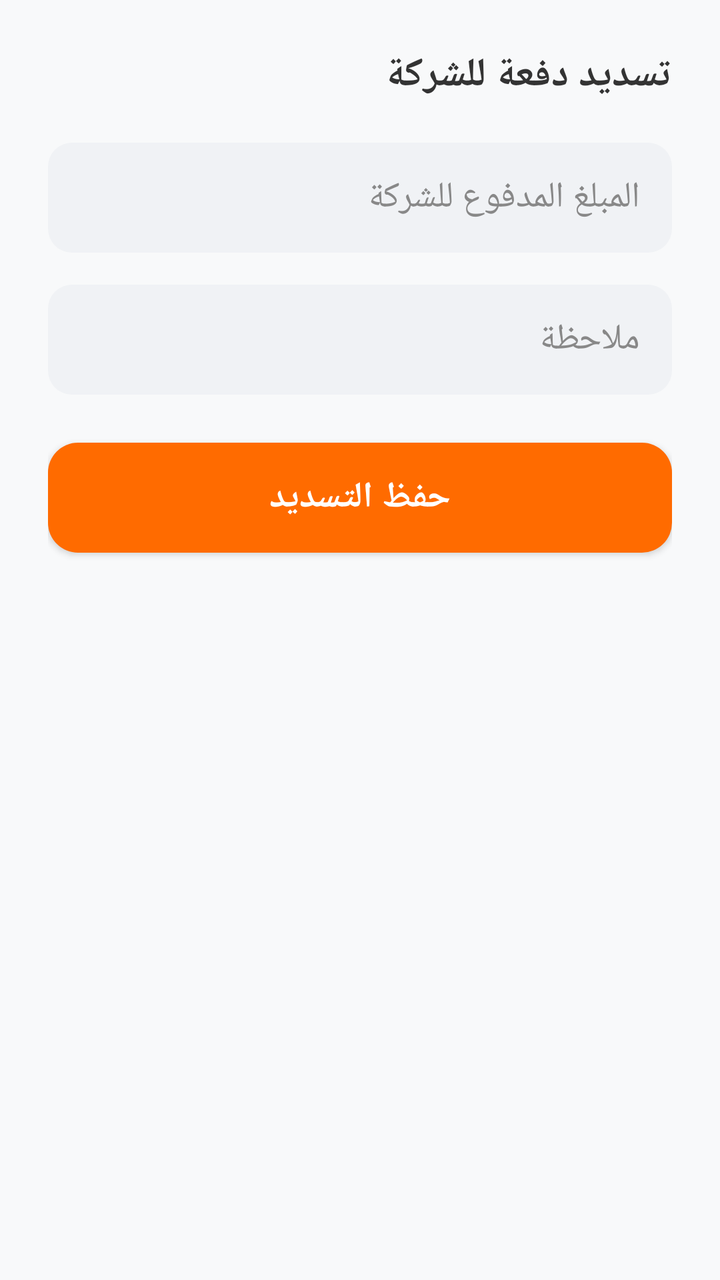
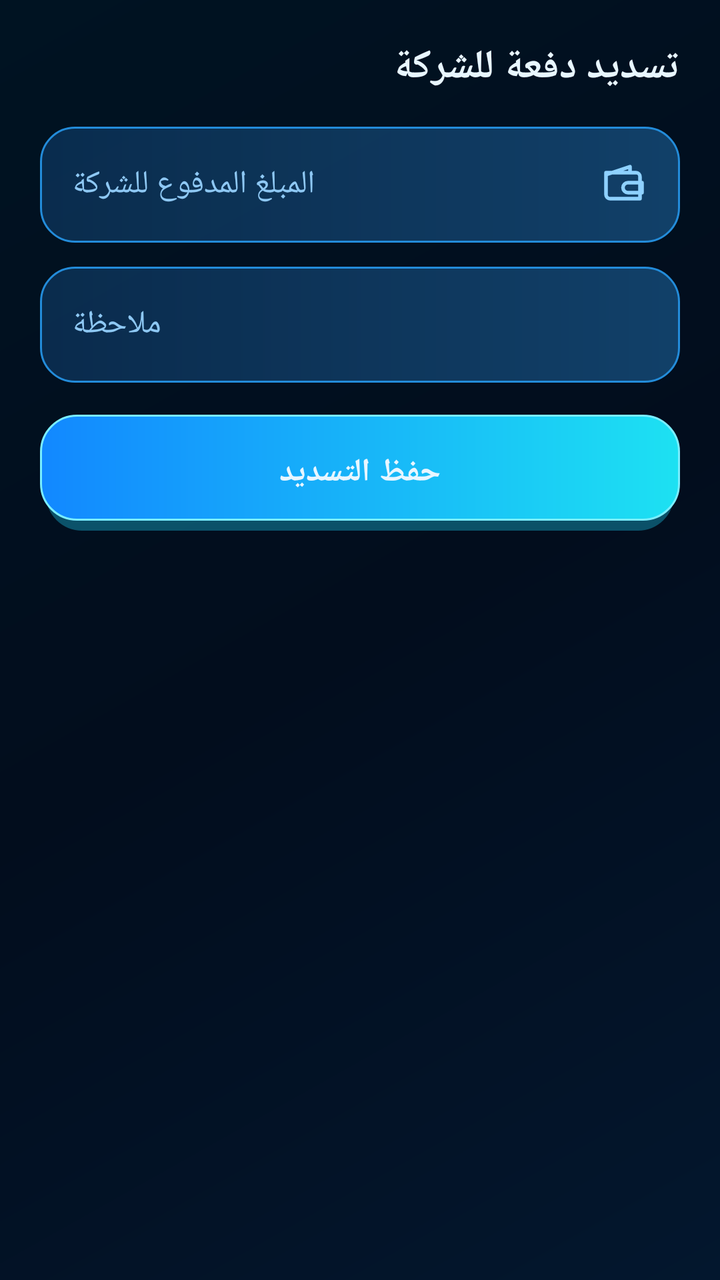

Screens rendered from an Android XML layout before and after an edit, with the pre-edit source and the edit as a unified diff.
<!-- AndroidManifest.xml: application theme Theme.TransferApp -->
<!-- res/layout/dialog_company_payment.xml -->
﻿<?xml version="1.0" encoding="utf-8"?><LinearLayout xmlns:android="http://schemas.android.com/apk/res/android" android:layout_width="match_parent" android:layout_height="wrap_content" android:orientation="vertical" android:layoutDirection="rtl" android:padding="24dp" android:background="@color/colorBackground"><TextView android:id="@+id/tv_payment_title" android:layout_width="wrap_content" android:layout_height="wrap_content" android:text="تسديد دفعة للشركة" android:textSize="20sp" android:textStyle="bold" android:textColor="@color/colorTextPrimary" android:layout_marginBottom="20dp"/><EditText android:id="@+id/input_payment_amount" android:layout_width="match_parent" android:layout_height="55dp" android:background="@drawable/bg_input_gray" android:inputType="number" android:hint="المبلغ المدفوع للشركة" android:paddingStart="16dp" android:paddingEnd="16dp" android:textColor="@color/colorSuccess" android:textColorHint="@color/colorHint" android:layout_marginBottom="16dp"/><EditText android:id="@+id/input_payment_note" android:layout_width="match_parent" android:layout_height="55dp" android:background="@drawable/bg_input_gray" android:hint="ملاحظة" android:paddingStart="16dp" android:paddingEnd="16dp" android:textColor="@color/colorTextPrimary" android:textColorHint="@color/colorHint" android:layout_marginBottom="24dp"/><androidx.appcompat.widget.AppCompatButton android:id="@+id/btn_save_payment" android:layout_width="match_parent" android:layout_height="55dp" android:text="حفظ التسديد" android:textSize="18sp" android:textStyle="bold" android:background="@drawable/bg_rounded_orange" android:textColor="@color/colorTextOnPrimary" /></LinearLayout>
<!-- resources referenced by this layout -->
<resources>
  <color name="colorBackground">#F8F9FA</color>
  <color name="colorHint">#888888</color>
  <color name="colorSuccess">#388E3C</color>
  <color name="colorTextOnPrimary">#FFFFFF</color>
  <color name="colorTextPrimary">#333333</color>
  <!-- drawable bg_input_gray (drawable) -->
  ﻿<?xml version="1.0" encoding="utf-8"?><shape xmlns:android="http://schemas.android.com/apk/res/android" android:shape="rectangle"><solid android:color="@color/colorInput" /><corners android:radius="12dp" /></shape>
  <!-- drawable bg_rounded_orange (drawable) -->
  ﻿<?xml version="1.0" encoding="utf-8"?><shape xmlns:android="http://schemas.android.com/apk/res/android" android:shape="rectangle"><solid android:color="@color/colorPrimary" /><corners android:radius="15dp" /></shape>
  <style name="Theme.TransferApp" parent="Theme.AppCompat.DayNight.NoActionBar">
          <item name="colorPrimary">@color/colorPrimary</item>
          <item name="colorPrimaryDark">@color/colorPrimaryDark</item>
          <item name="colorAccent">@color/cyan</item>
          <item name="colorControlActivated">@color/cyan</item>
          <item name="android:statusBarColor">@color/background</item>
          <item name="android:navigationBarColor">@color/background</item>
          <item name="android:windowLightStatusBar">false</item>
          <item name="android:windowLightNavigationBar">false</item>
      </style>
  <color name="colorInput">#F0F2F5</color>
  <color name="colorPrimary">#FF6B00</color>
  <color name="colorPrimaryDark">#E65100</color>
  <!-- unchanged entries left out for length: 2 -->
</resources>

<!-- the commit's change to res/layout/dialog_company_payment.xml (unified diff, before → after) -->
@@ -1 +1,38 @@
-﻿<?xml version="1.0" encoding="utf-8"?><LinearLayout xmlns:android="http://schemas.android.com/apk/res/android" android:layout_width="match_parent" android:layout_height="wrap_content" android:orientation="vertical" android:layoutDirection="rtl" android:padding="24dp" android:background="@color/colorBackground"><TextView android:id="@+id/tv_payment_title" android:layout_width="wrap_content" android:layout_height="wrap_content" android:text="تسديد دفعة للشركة" android:textSize="20sp" android:textStyle="bold" android:textColor="@color/colorTextPrimary" android:layout_marginBottom="20dp"/><EditText android:id="@+id/input_payment_amount" android:layout_width="match_parent" android:layout_height="55dp" android:background="@drawable/bg_input_gray" android:inputType="number" android:hint="المبلغ المدفوع للشركة" android:paddingStart="16dp" android:paddingEnd="16dp" android:textColor="@color/colorSuccess" android:textColorHint="@color/colorHint" android:layout_marginBottom="16dp"/><EditText android:id="@+id/input_payment_note" android:layout_width="match_parent" android:layout_height="55dp" android:background="@drawable/bg_input_gray" android:hint="ملاحظة" android:paddingStart="16dp" android:paddingEnd="16dp" android:textColor="@color/colorTextPrimary" android:textColorHint="@color/colorHint" android:layout_marginBottom="24dp"/><androidx.appcompat.widget.AppCompatButton android:id="@+id/btn_save_payment" android:layout_width="match_parent" android:layout_height="55dp" android:text="حفظ التسديد" android:textSize="18sp" android:textStyle="bold" android:background="@drawable/bg_rounded_orange" android:textColor="@color/colorTextOnPrimary" /></LinearLayout>
+﻿<?xml version="1.0" encoding="utf-8"?>
+<LinearLayout xmlns:android="http://schemas.android.com/apk/res/android"
+    android:layout_width="match_parent"
+    android:layout_height="wrap_content"
+    android:background="@android:color/transparent"
+    android:layoutDirection="rtl"
+    android:orientation="vertical"
+    android:padding="20dp">
+
+    <TextView
+        android:id="@+id/tv_payment_title"
+        style="@style/DialogTitle"
+        android:layout_width="match_parent"
+        android:layout_height="wrap_content"
+        android:text="تسديد دفعة للشركة" />
+
+    <EditText
+        android:id="@+id/input_payment_amount"
+        style="@style/AppField"
+        android:layout_width="match_parent"
+        android:layout_marginBottom="12dp"
+        android:drawableStart="@drawable/ic_wallet"
+        android:hint="المبلغ المدفوع للشركة"
+        android:inputType="number" />
+
+    <EditText
+        android:id="@+id/input_payment_note"
+        style="@style/AppField"
+        android:layout_width="match_parent"
+        android:layout_marginBottom="16dp"
+        android:hint="ملاحظة" />
+
+    <androidx.appcompat.widget.AppCompatButton
+        android:id="@+id/btn_save_payment"
+        style="@style/AppButton.Primary"
+        android:layout_width="match_parent"
+        android:text="حفظ التسديد" />
+</LinearLayout>
<!-- resource entries referenced after the edit -->
@@ -1,14 +1,40 @@
 <!-- resources referenced by this layout -->
 <resources>
-  <color name="colorBackground">#F8F9FA</color>
-  <color name="colorHint">#888888</color>
-  <color name="colorSuccess">#388E3C</color>
-  <color name="colorTextOnPrimary">#FFFFFF</color>
-  <color name="colorTextPrimary">#333333</color>
-  <!-- drawable bg_input_gray (drawable) -->
-  ﻿<?xml version="1.0" encoding="utf-8"?><shape xmlns:android="http://schemas.android.com/apk/res/android" android:shape="rectangle"><solid android:color="@color/colorInput" /><corners android:radius="12dp" /></shape>
-  <!-- drawable bg_rounded_orange (drawable) -->
-  ﻿<?xml version="1.0" encoding="utf-8"?><shape xmlns:android="http://schemas.android.com/apk/res/android" android:shape="rectangle"><solid android:color="@color/colorPrimary" /><corners android:radius="15dp" /></shape>
+  <!-- drawable ic_wallet (drawable) -->
+  <?xml version="1.0" encoding="utf-8"?>
+  <vector xmlns:android="http://schemas.android.com/apk/res/android"
+      android:width="24dp"
+      android:height="24dp"
+      android:viewportWidth="24"
+      android:viewportHeight="24">
+      <path
+          android:fillColor="@android:color/transparent"
+          android:strokeColor="#8ED1FF"
+          android:strokeWidth="1.8"
+          android:strokeLineJoin="round"
+          android:pathData="M3,6h15a2,2 0,0 1,2 2v11H5a2,2 0,0 1,-2 -2zM3,7l12,-4v3M14,11h7v5h-7a2.5,2.5 0,0 1,0 -5z" />
+  </vector>
+  <style name="AppButton.Primary">
+          <item name="android:background">@drawable/bg_button_primary</item>
+      </style>
+  <style name="AppField">
+          <item name="android:layout_height">58dp</item>
+          <item name="android:background">@drawable/bg_field</item>
+          <item name="android:textColor">@color/text_primary</item>
+          <item name="android:textColorHint">@color/text_secondary</item>
+          <item name="android:textSize">16sp</item>
+          <item name="android:paddingStart">16dp</item>
+          <item name="android:paddingEnd">16dp</item>
+          <item name="android:drawablePadding">12dp</item>
+          <item name="android:gravity">center_vertical|end</item>
+          <item name="android:textDirection">rtl</item>
+      </style>
+  <style name="DialogTitle">
+          <item name="android:textColor">@color/text_primary</item>
+          <item name="android:textSize">20sp</item>
+          <item name="android:textStyle">bold</item>
+          <item name="android:layout_marginBottom">16dp</item>
+      </style>
   <style name="Theme.TransferApp" parent="Theme.AppCompat.DayNight.NoActionBar">
           <item name="colorPrimary">@color/colorPrimary</item>
           <item name="colorPrimaryDark">@color/colorPrimaryDark</item>
@@ -18,10 +44,91 @@
           <item name="android:navigationBarColor">@color/background</item>
           <item name="android:windowLightStatusBar">false</item>
           <item name="android:windowLightNavigationBar">false</item>
+          <item name="android:windowBackground">@drawable/bg_screen</item>
+          <item name="alertDialogTheme">@style/Theme.TransferApp.Dialog</item>
+          <item name="android:alertDialogTheme">@style/Theme.TransferApp.Dialog</item>
       </style>
-  <color name="colorInput">#F0F2F5</color>
-  <color name="colorPrimary">#FF6B00</color>
-  <color name="colorPrimaryDark">#E65100</color>
+  <!-- drawable bg_button_primary (drawable) -->
+  <?xml version="1.0" encoding="utf-8"?>
+  <layer-list xmlns:android="http://schemas.android.com/apk/res/android">
+      <item
+          android:left="3dp"
+          android:top="5dp"
+          android:right="3dp">
+          <shape android:shape="rectangle">
+              <corners android:radius="18dp" />
+              <solid android:color="#5520D8FF" />
+          </shape>
+      </item>
+      <item android:bottom="5dp">
+          <shape android:shape="rectangle">
+              <corners android:radius="18dp" />
+              <gradient
+                  android:angle="0"
+                  android:startColor="#1288FF"
+                  android:endColor="#1DE1F2" />
+              <stroke
+                  android:width="1dp"
+                  android:color="#7AEEFF" />
+          </shape>
+      </item>
+  </layer-list>
+  <!-- drawable bg_field (drawable) -->
+  <?xml version="1.0" encoding="utf-8"?>
+  <shape xmlns:android="http://schemas.android.com/apk/res/android"
+      android:shape="rectangle">
+      <corners android:radius="17dp" />
+      <gradient
+          android:angle="0"
+          android:startColor="#CF0B3157"
+          android:endColor="#D0144B79" />
+      <stroke
+          android:width="1dp"
+          android:color="#238CDA" />
+  </shape>
+  <color name="text_primary">#E8F6FF</color>
+  <color name="text_secondary">#8EC8F4</color>
+  <color name="colorPrimary">#20D8FF</color>
+  <color name="colorPrimaryDark">#128BFF</color>
+  <!-- drawable bg_screen (drawable) -->
+  <?xml version="1.0" encoding="utf-8"?>
+  <shape xmlns:android="http://schemas.android.com/apk/res/android"
+      android:shape="rectangle">
+      <gradient
+          android:angle="135"
+          android:startColor="#03172E"
+          android:centerColor="#020D1D"
+          android:endColor="#001322" />
+  </shape>
+  <style name="Theme.TransferApp.Dialog" parent="Theme.AppCompat.Dialog.Alert">
+          <item name="android:windowBackground">@drawable/bg_panel</item>
+          <item name="colorAccent">@color/cyan</item>
+          <item name="android:textColorPrimary">@color/text_primary</item>
+          <item name="android:textColorSecondary">@color/text_secondary</item>
+          <item name="android:textColor">@color/text_primary</item>
+          <item name="buttonBarPositiveButtonStyle">@style/DialogBarButton</item>
+          <item name="buttonBarNegativeButtonStyle">@style/DialogBarButton</item>
+          <item name="buttonBarNeutralButtonStyle">@style/DialogBarButton</item>
+      </style>
+  <!-- drawable bg_panel (drawable) -->
+  <?xml version="1.0" encoding="utf-8"?>
+  <shape xmlns:android="http://schemas.android.com/apk/res/android"
+      android:shape="rectangle">
+      <corners android:radius="20dp" />
+      <gradient
+          android:angle="135"
+          android:startColor="#B20A2948"
+          android:endColor="#A2041930" />
+      <stroke
+          android:width="1dp"
+          android:color="#3E91D8" />
+  </shape>
+  <style name="DialogBarButton" parent="Widget.AppCompat.Button.Borderless">
+          <item name="android:textColor">@color/cyan</item>
+          <item name="android:textAllCaps">false</item>
+          <item name="android:textSize">16sp</item>
+          <item name="android:textStyle">bold</item>
+      </style>
   <!-- unchanged entries left out for length: 2 -->
 </resources>
 
